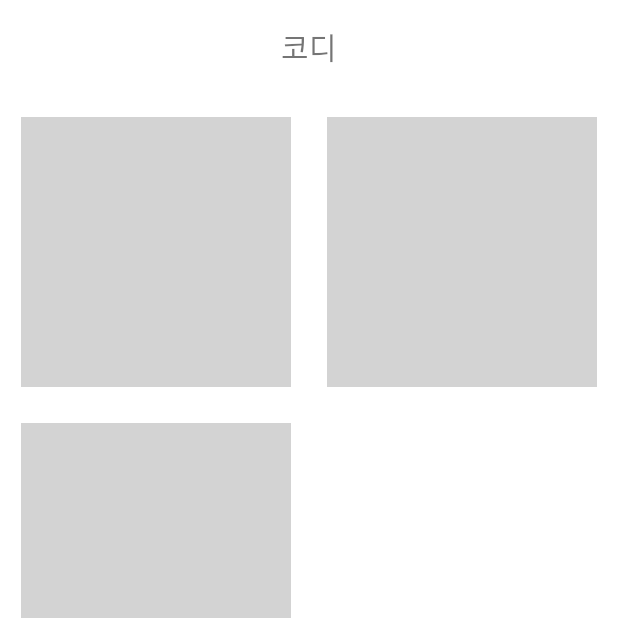
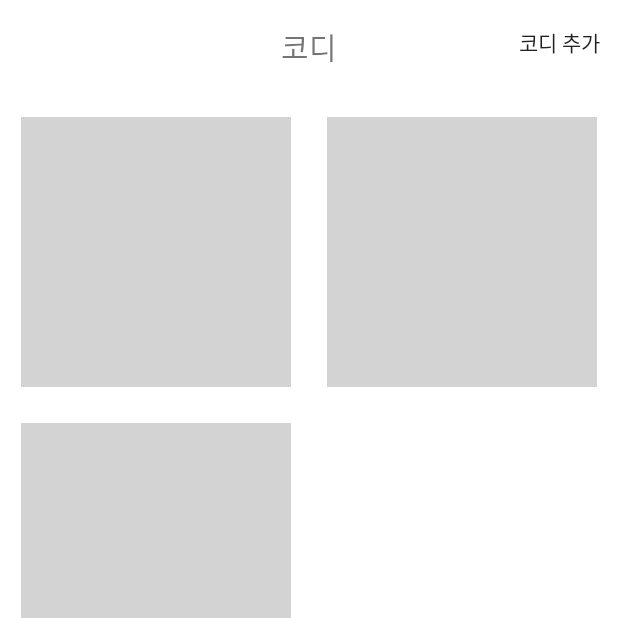
Before and after one commit to SooSooCloset/android-SooSooCloset, an Android app: the screen it shows after launch (MainActivity), item 3 of the bottom bar chosen, on a phone screen of 412 x 824 dp, the top half of it. Run offline under Robolectric (Android 15) with nearby library versions, the phone set to English and light mode, and no system bars.

Commit message:
Codi, Like Item Click Listener

```diff
--- a/app/src/main/AndroidManifest.xml
+++ b/app/src/main/AndroidManifest.xml
@@ -15,8 +15,9 @@
         android:roundIcon="@mipmap/ic_launcher_round"
         android:supportsRtl="true"
         android:theme="@style/Theme.SooSooCloset">
+        <activity android:name=".MyCodiActivity"/>
         <activity android:name=".MyinfoActivity"></activity>
-        <activity android:name=".MakeCodiActivity"/>
+        <activity android:name=".AddCodiActivity"/>
         <activity android:name=".CodiActivity" />
         <activity android:name=".FindIdActivity" />
         <activity android:name=".RegisterActivity" />
--- a/app/src/main/java/com/example/soosoocloset/MakeCodiActivity.kt
+++ b/app/src/main/java/com/example/soosoocloset/AddCodiActivity.kt
@@ -3,13 +3,12 @@ package com.example.soosoocloset
 import android.os.Bundle
 import androidx.appcompat.app.AppCompatActivity
 import com.github.chrisbanes.photoview.PhotoView
-import com.google.android.material.floatingactionbutton.FloatingActionButton
 
 
-class MakeCodiActivity : AppCompatActivity() {
+class AddCodiActivity : AppCompatActivity() {
     override fun onCreate(savedInstanceState: Bundle?) {
         super.onCreate(savedInstanceState)
-        setContentView(R.layout.activity_make_codi)
+        setContentView(R.layout.activity_add_codi)
 
         val photoView = findViewById<PhotoView>(R.id.photoView)
         photoView.setImageResource(R.drawable.sample_cloth)
--- a/app/src/main/java/com/example/soosoocloset/CodiActivity.kt
+++ b/app/src/main/java/com/example/soosoocloset/CodiActivity.kt
@@ -1,11 +1,17 @@
 package com.example.soosoocloset
 
+import android.content.Intent
 import androidx.appcompat.app.AppCompatActivity
 import android.os.Bundle
+import android.view.View
+import android.widget.ImageView
+import androidx.core.content.ContextCompat
+import kotlinx.android.synthetic.main.codi_item.*
 
 class CodiActivity : AppCompatActivity() {
     override fun onCreate(savedInstanceState: Bundle?) {
         super.onCreate(savedInstanceState)
         setContentView(R.layout.activity_codi)
+
     }
 }
--- a/app/src/main/java/com/example/soosoocloset/CodiFragment.kt
+++ b/app/src/main/java/com/example/soosoocloset/CodiFragment.kt
@@ -1,7 +1,10 @@
 package com.example.soosoocloset
 
+import android.content.Intent
 import android.os.Bundle
 import android.view.*
+import android.widget.Toast
+import androidx.appcompat.widget.Toolbar
 import androidx.fragment.app.Fragment
 import androidx.recyclerview.widget.GridLayoutManager
 import androidx.recyclerview.widget.RecyclerView
@@ -26,6 +29,25 @@ class CodiFragment : Fragment() {
         rv_codi.adapter = codiAdapater
         rv_codi.layoutManager = layoutManager
 
+        //화면전환
+        codiAdapater.setItemClickListener(object : CodiAdapter.OnItemClickListener{
+            override fun onClick(v: View, position: Int) {
+                startActivity(Intent(context, MyCodiActivity::class.java))
+            }
+        })
+
+        val toolbar: Toolbar = view.findViewById(R.id.toolbar) // 상단바
+        // 상단바 메뉴 클릭시
+        toolbar.setOnMenuItemClickListener{
+            when(it.itemId) {
+                R.id.item_addCodi -> {
+                    startActivity(Intent(context, AddCodiActivity::class.java)) // 코디 추가 화면으로 이동
+                    true
+                }
+                else -> false
+            }
+        }
+
         return view
     }
 
--- a/app/src/main/java/com/example/soosoocloset/adapter/CodiAdapter.kt
+++ b/app/src/main/java/com/example/soosoocloset/adapter/CodiAdapter.kt
@@ -1,10 +1,13 @@
 package com.example.soosoocloset.adapter
 
+import android.content.Intent
 import android.view.LayoutInflater
 import android.view.View
 import android.view.ViewGroup
 import android.widget.ImageView
+import androidx.core.content.ContextCompat.startActivity
 import androidx.recyclerview.widget.RecyclerView
+import com.example.soosoocloset.MyCodiActivity
 import com.example.soosoocloset.R
 import com.example.soosoocloset.domain.Codi
 
@@ -18,13 +21,24 @@ class CodiAdapter (val codiList: ArrayList<Codi>) : RecyclerView.Adapter<Holder>
     }
 
     override fun onBindViewHolder(holder: Holder, position: Int) {
-        // 데이터 삽입
+        holder.itemView.setOnClickListener {
+            itemClickListener.onClick(it, position)
+        }
     }
 
     override fun getItemCount(): Int {
         // 리스트 개수 리턴
         return codiList.size
     }
+
+    interface OnItemClickListener {
+        fun onClick(v: View, position: Int)
+    }
+    private lateinit var itemClickListener : OnItemClickListener
+
+    fun setItemClickListener(itemClickListener: OnItemClickListener) {
+        this.itemClickListener = itemClickListener
+    }
 }
 
 class CodiHolder(view : View) : RecyclerView.ViewHolder(view) {
--- a/app/src/main/res/layout/activity_make_codi.xml
+++ b/app/src/main/res/layout/activity_add_codi.xml
@@ -4,8 +4,9 @@
     xmlns:tools="http://schemas.android.com/tools"
     android:layout_width="match_parent"
     android:layout_height="match_parent"
-    tools:context=".MakeCodiActivity">
+    tools:context=".AddCodiActivity">
 
+    //코디 만드는 화면
     <!-- 상단바 -->
     <androidx.appcompat.widget.Toolbar
         android:id="@+id/toolbar"
--- a/app/src/main/res/layout/fragment_codi.xml
+++ b/app/src/main/res/layout/fragment_codi.xml
@@ -14,7 +14,8 @@
         android:theme="@style/Theme.SooSooCloset"
         app:layout_constraintEnd_toEndOf="parent"
         app:layout_constraintStart_toStartOf="parent"
-        app:layout_constraintTop_toTopOf="parent"/>
+        app:layout_constraintTop_toTopOf="parent"
+        app:menu="@menu/codi_menu"/>
 
     <!-- 상단바 타이틀 -->
     <TextView
--- /dev/null
+++ b/app/src/main/res/menu/codi_menu.xml
@@ -0,0 +1,9 @@
+<?xml version="1.0" encoding="utf-8"?>
+<menu xmlns:android="http://schemas.android.com/apk/res/android"
+    xmlns:app="http://schemas.android.com/apk/res-auto">
+
+    <item android:id="@+id/item_addCodi"
+        android:title="코디 추가"
+        app:showAsAction="always" />
+
+</menu>
```
Also changed, not shown: app/src/main/java/com/example/soosoocloset/LikeFragment.kt (+9 -0 lines), app/src/main/java/com/example/soosoocloset/MyCodiActivity.kt (added, +11 -0 lines), app/src/main/java/com/example/soosoocloset/adapter/LikeAdapter.kt (+12 -1 lines), app/src/main/res/layout/activity_mycodi.xml (added, +93 -0 lines).
